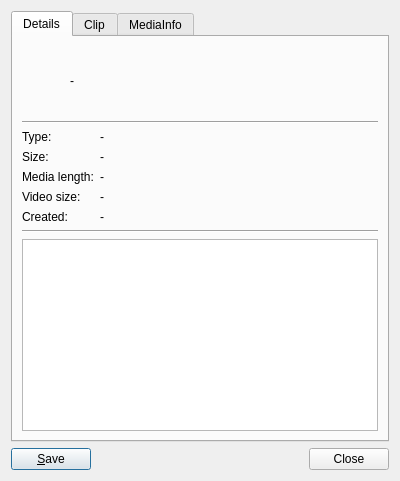
mpc-qt/mpc-qt, file propertieswindow.ui: the form before one commit.
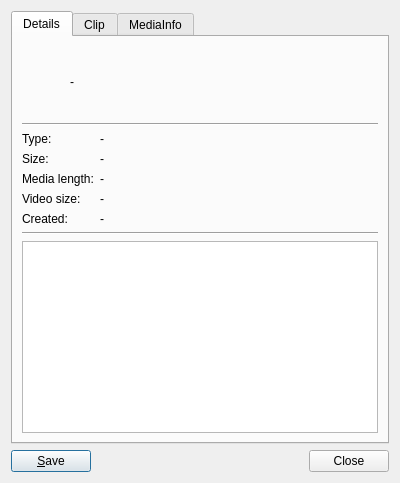
The form after the commit. Icons and pictures are not drawn.

Commit message:
translations,*.ui: untag most suffixes et al as translatable
Fixes #152.

```diff
--- a/propertieswindow.ui
+++ b/propertieswindow.ui
@@ -7,7 +7,7 @@
     <x>0</x>
     <y>0</y>
     <width>400</width>
-    <height>481</height>
+    <height>483</height>
    </rect>
   </property>
   <property name="windowTitle">
```
Left out of the diff: 24 changed lines with no effect on the pictures. The commit also changes 5 other files.
